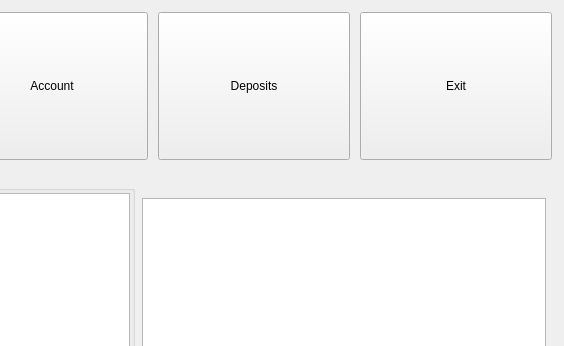
Before: the Qt Designer form penyamanager/user/memberdashboardwindow.ui in eguzki/penyamanager, drawn with Qt 5; both pictures show x 460 to 1024 and y 0 to 346 of the 1024 by 768 pixel window.
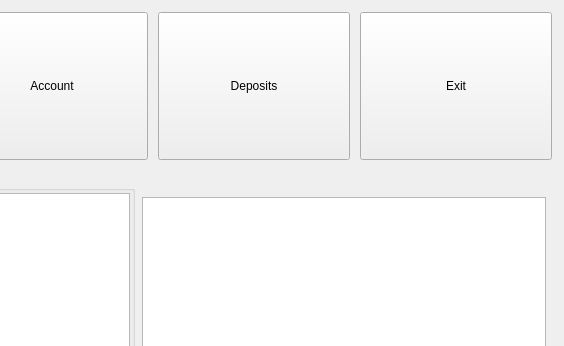
After: the same form once the commit is applied.

Commit message: show last_modif in screens

Diff of the .ui file:
```diff
--- a/penyamanager/user/memberdashboardwindow.ui
+++ b/penyamanager/user/memberdashboardwindow.ui
@@ -357,6 +357,11 @@
             </property>
             <item>
              <widget class="QLabel" name="invoiceInfoLabel">
+              <property name="font">
+               <font>
+                <pointsize>8</pointsize>
+               </font>
+              </property>
               <property name="text">
                <string notr="true"/>
               </property>
```
The commit also changes 6 other files.
